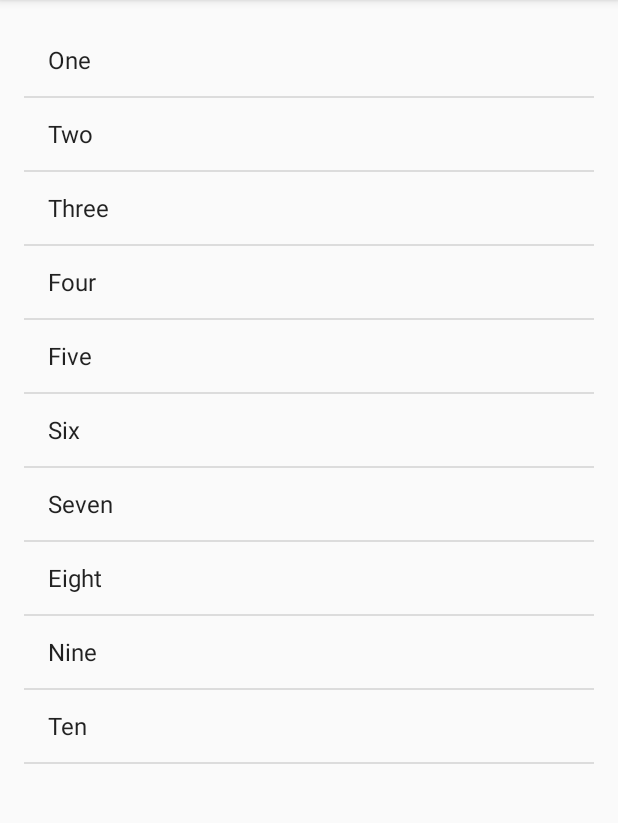
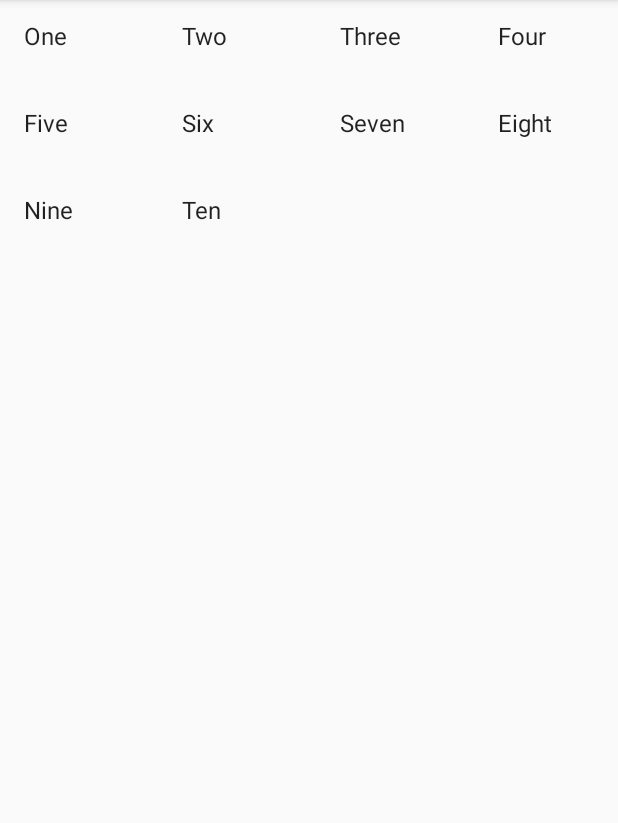
Before and after one commit to NoaBar/Miwok, an Android app: the NumbersActivity screen opened directly, with no data from a screen before it, on a phone screen of 412 x 824 dp, the part 84-907 px from its top. Run offline under Robolectric (Android 15) with nearby library versions, the phone set to English and light mode, and no system bars.

Commit message:
Trying GridView!

```diff
--- a/app/src/main/java/com/example/android/miwok/NumbersActivity.java
+++ b/app/src/main/java/com/example/android/miwok/NumbersActivity.java
@@ -5,6 +5,7 @@ import android.os.Bundle;
 import android.util.Log;
 import android.view.View;
 import android.widget.ArrayAdapter;
+import android.widget.GridView;
 import android.widget.LinearLayout;
 import android.widget.ListView;
 import android.widget.TextView;
@@ -42,7 +43,7 @@ public class NumbersActivity extends AppCompatActivity {
         // Find the {@link ListView} object in the view hierarchy of the {@link Activity}.
         // There should be a {@link ListView} with the view ID called list, which is declared in the
         // activity_numbers.xml layout file.
-        ListView listView = (ListView) findViewById(R.id.list);
+        GridView listView = (GridView) findViewById(R.id.list);
 
         // Make the {@link ListView} use the {@link ArrayAdapter} we created above, so that the
         // {@link ListView} will display list items for each word in the list of words.
--- a/app/src/main/res/layout/activity_numbers.xml
+++ b/app/src/main/res/layout/activity_numbers.xml
@@ -1,14 +1,23 @@
 <?xml version="1.0" encoding="utf-8"?>
-<ListView xmlns:android="http://schemas.android.com/apk/res/android"
+<GridView xmlns:android="http://schemas.android.com/apk/res/android"
     xmlns:app="http://schemas.android.com/apk/res-auto"
     xmlns:tools="http://schemas.android.com/tools"
     android:layout_width="match_parent"
     android:layout_height="match_parent"
+    android:id="@+id/list"
+    tools:context="com.example.android.miwok.NumbersActivity"
+    android:columnWidth="90dp"
+    android:numColumns="auto_fit"
+    android:verticalSpacing="10dp"
+    android:horizontalSpacing="10dp"
+    android:stretchMode="columnWidth"
+    android:gravity="center">
+    <!--
     android:orientation="vertical"
-    android:id="@+id/list"
     android:paddingBottom="@dimen/activity_vertical_margin"
     android:paddingLeft="@dimen/activity_horizontal_margin"
     android:paddingRight="@dimen/activity_horizontal_margin"
     android:paddingTop="@dimen/activity_vertical_margin"
-    tools:context="com.example.android.miwok.NumbersActivity">
-</ListView>
+    -->
+
+</GridView>
```
